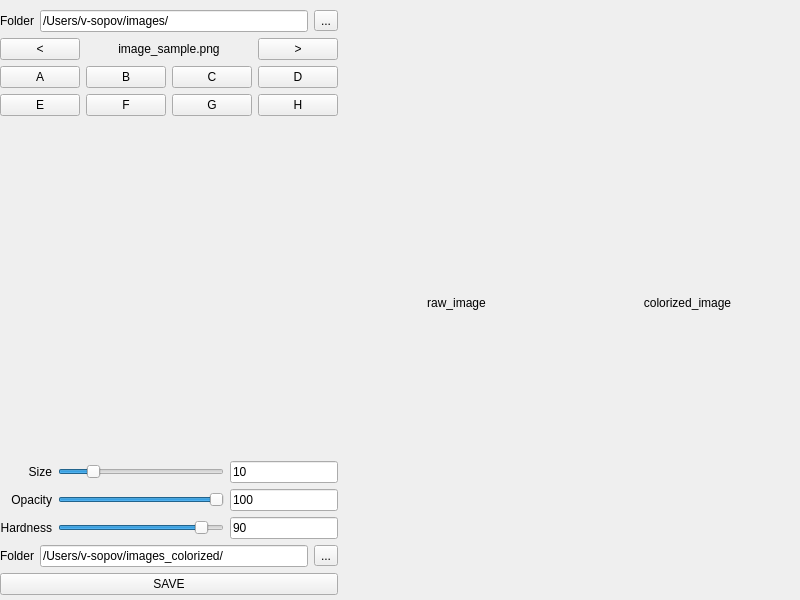
First picture: the form in form.ui, repository PreFX48/colorization_project, before the edit.
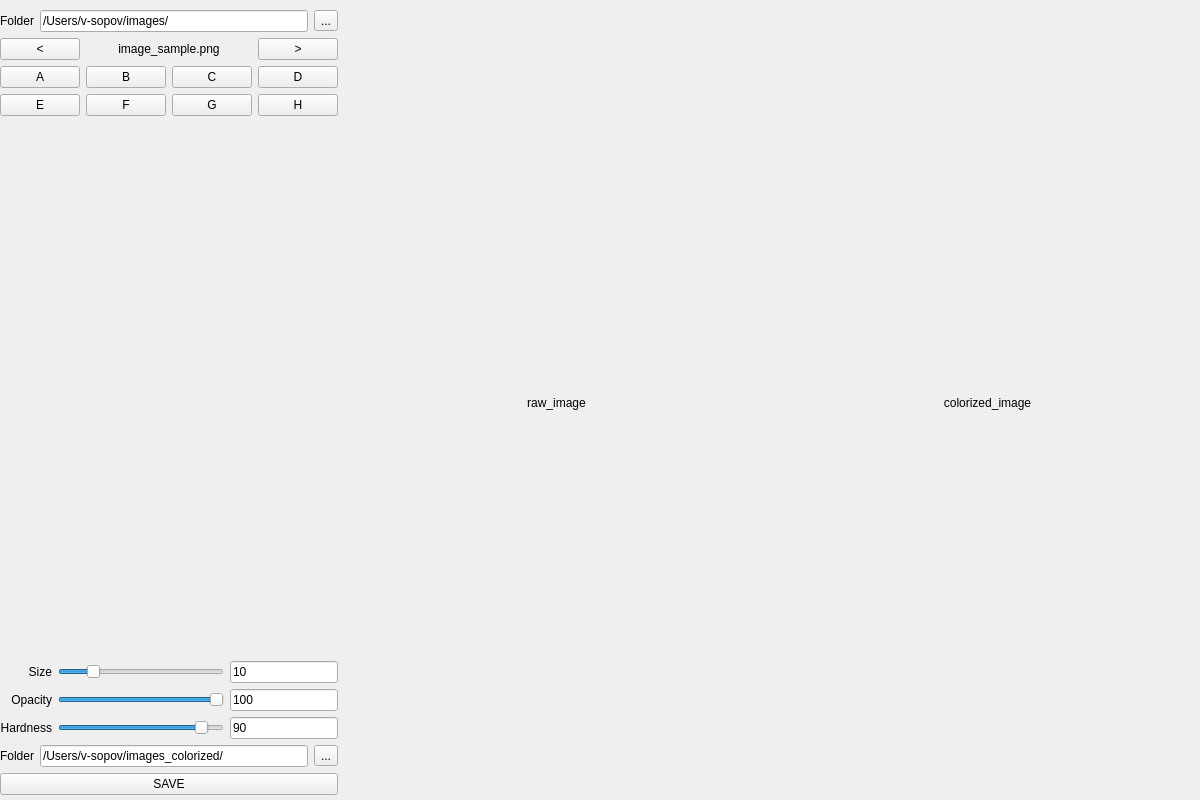
Second picture: the form after the edit.

Diff of the .ui file:
```diff
--- a/form.ui
+++ b/form.ui
@@ -6,8 +6,8 @@
    <rect>
     <x>0</x>
     <y>0</y>
-    <width>800</width>
-    <height>600</height>
+    <width>1200</width>
+    <height>800</height>
    </rect>
   </property>
   <property name="windowTitle">
```
Left out of the diff: 12 changed lines with no effect on the pictures.
